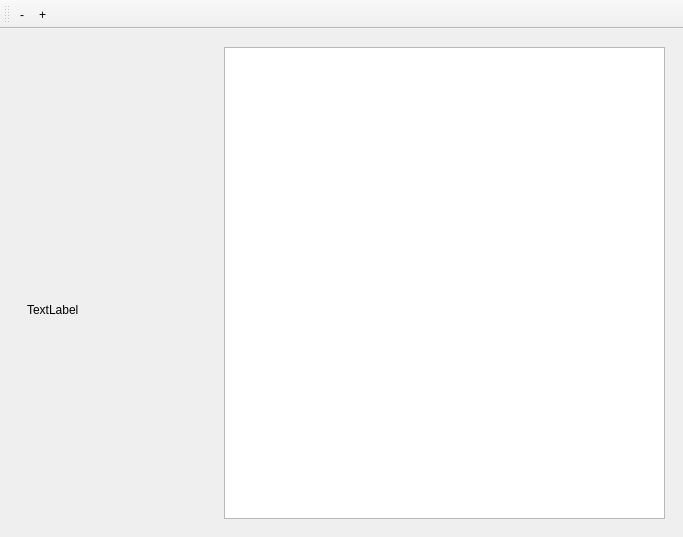
The window that mainwindow.ui (raqquel21/carta-nautica) describes before a commit, drawn with Qt 5.
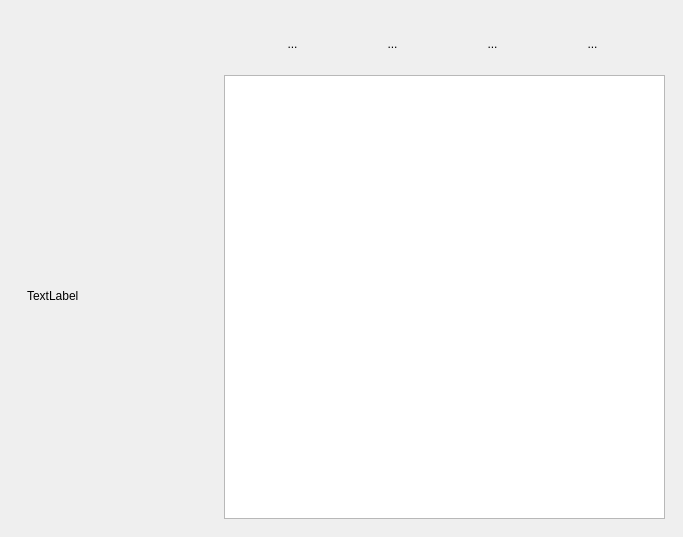
The same window after the commit. Icons and pictures are not drawn.

Commit message: Nueva toolbar dentro dentro de la pagina e iconos

Diff of the .ui file:
```diff
--- a/mainwindow.ui
+++ b/mainwindow.ui
@@ -834,7 +834,93 @@
          </widget>
         </item>
         <item>
-         <widget class="QGraphicsView" name="graphicsView"/>
+         <layout class="QVBoxLayout" name="verticalLayout_3">
+          <item>
+           <layout class="QHBoxLayout" name="horizontalLayout_2">
+            <item>
+             <widget class="QToolButton" name="lapiz_2">
+              <property name="styleSheet">
+               <string notr="true">QToolButton {
+    border: none;
+	background-repeat: no-repeat;
+    background-position: center;
+    background-image: url(:/images/lapiz.png);
+
+    min-width: 48px;
+    min-height: 48px;
+}</string>
+              </property>
+              <property name="text">
+               <string>...</string>
+              </property>
+              <property name="iconSize">
+               <size>
+                <width>48</width>
+                <height>48</height>
+               </size>
+              </property>
+             </widget>
+            </item>
+            <item>
+             <widget class="QToolButton" name="goma_2">
+              <property name="styleSheet">
+               <string notr="true">QToolButton {
+    border: none;
+	background-repeat: no-repeat;
+    background-position: center;
+    background-image: url(:/images/goma.jpg);
+
+    min-width: 48px;
+    min-height: 48px;
+}</string>
+              </property>
+              <property name="text">
+               <string>...</string>
+              </property>
+             </widget>
+            </item>
+            <item>
+             <widget class="QToolButton" name="zoomIn_2">
+              <property name="styleSheet">
+               <string notr="true">QToolButton {
+    border: none;
+	background-repeat: no-repeat;
+    background-position: center;
+    background-image: url(:/images/zoomIn.png);
+
+    min-width: 48px;
+    min-height: 48px;
+}</string>
+              </property>
+              <property name="text">
+               <string>...</string>
+              </property>
+             </widget>
+            </item>
+            <item>
+             <widget class="QToolButton" name="zoomOut_2">
+              <property name="styleSheet">
+               <string notr="true">QToolButton {
+    border: none;
+	background-repeat: no-repeat;
+    background-position: center;
+    background-image: url(:/images/zoomOut.png);
+
+    min-width: 48px;
+    min-height: 48px;
+}</string>
+              </property>
+              <property name="text">
+               <string>...</string>
+              </property>
+             </widget>
+            </item>
+           </layout>
+          </item>
+          <item>
+           <widget class="QGraphicsView" name="graphicsView"/>
+          </item>
+         </layout>
         </item>
        </layout>
       </widget>
@@ -842,19 +928,6 @@
     </item>
    </layout>
   </widget>
-  <widget class="QToolBar" name="toolBar">
-   <property name="windowTitle">
-    <string>toolBar</string>
-   </property>
-   <attribute name="toolBarArea">
-    <enum>TopToolBarArea</enum>
-   </attribute>
-   <attribute name="toolBarBreak">
-    <bool>false</bool>
-   </attribute>
-   <addaction name="zoomOut"/>
-   <addaction name="zoomIn"/>
-  </widget>
   <action name="zoomOut">
    <property name="text">
     <string>-</string>
```
Left out of the diff: 28 changed lines with no effect on the pictures. The commit also changes 6 other files.
